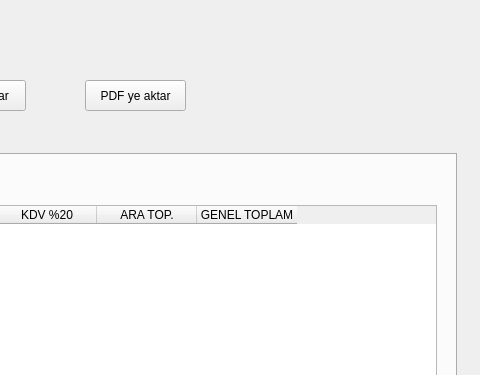
First picture: the form in ui/ui_files/hakedis_window.ui, repository AyhanErcan70/SATTUP, before the edit; both pictures show x 845 to 1325 and y 0 to 375 of the 1325 by 662 pixel window.
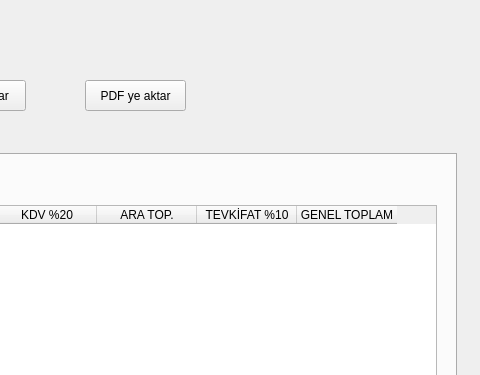
Second picture: the form after the edit. The open tabs and pages were chosen to show the change.

```diff
--- a/ui/ui_files/hakedis_window.ui
+++ b/ui/ui_files/hakedis_window.ui
@@ -449,6 +449,11 @@
           <string>ARA TOP.</string>
          </property>
         </column>
+        <column>
+         <property name="text">
+          <string>TEVKİFAT %10</string>
+         </property>
+        </column>
         <column>
          <property name="text">
           <string>GENEL TOPLAM</string>
```
Left out of the diff: 2 changed lines with no effect on the pictures.
